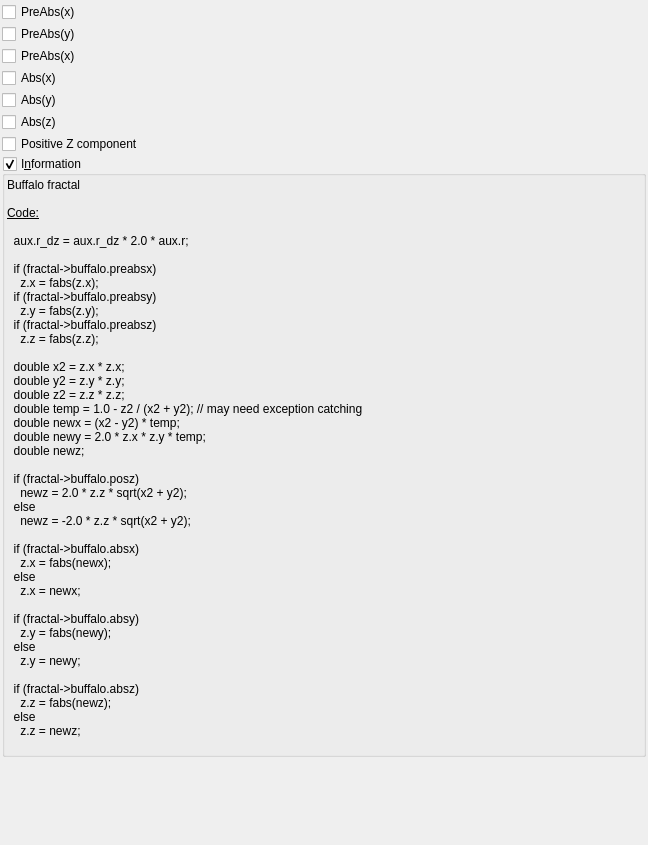
The window that mandelbulber2/qt_data/fractal_buffalo.ui (buddhi1980/mandelbulber2) describes before a commit, drawn with Qt 5.
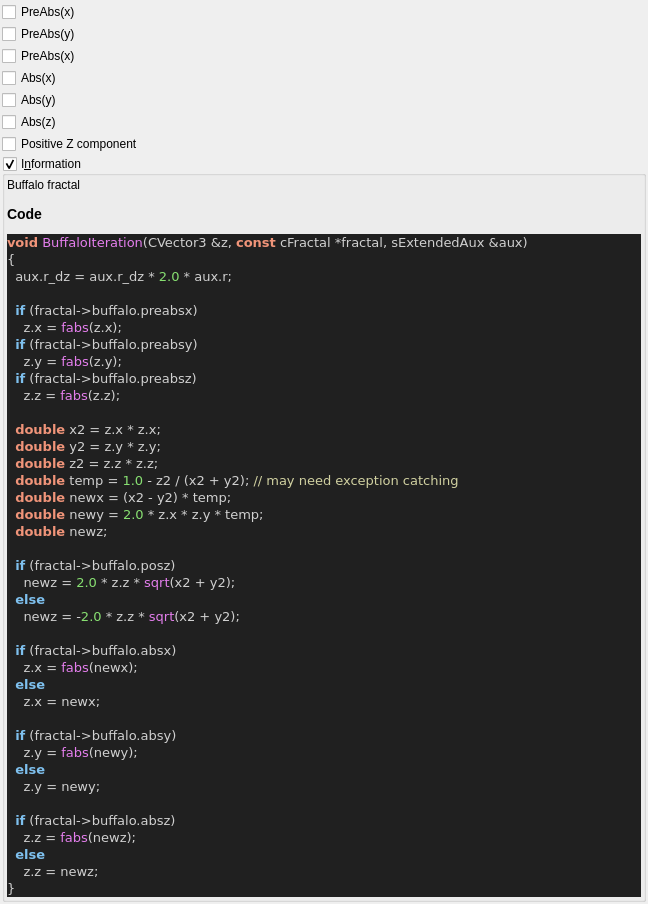
The same window after the commit. Custom widgets are drawn as their Qt base class.

```diff
--- a/mandelbulber2/qt_data/fractal_buffalo.ui
+++ b/mandelbulber2/qt_data/fractal_buffalo.ui
@@ -150,51 +150,60 @@
       <item>
        <widget class="QLabel" name="label_4">
         <property name="text">
-         <string>&lt;!DOCTYPE HTML PUBLIC &quot;-//W3C//DTD HTML 4.0//EN&quot; &quot;http://www.w3.org/TR/REC-html40/strict.dtd&quot;&gt;
-&lt;html&gt;&lt;head&gt;&lt;meta name=&quot;qrichtext&quot; content=&quot;1&quot; /&gt;&lt;style type=&quot;text/css&quot;&gt;
-p, li { white-space: pre-wrap; }
-&lt;/style&gt;&lt;/head&gt;&lt;body&gt;
-&lt;p style=&quot; margin-top:0px; margin-bottom:0px; margin-left:0px; margin-right:0px; -qt-block-indent:0; text-indent:0px;&quot;&gt;Buffalo fractal&lt;/p&gt;
-&lt;p style=&quot;-qt-paragraph-type:empty; margin-top:0px; margin-bottom:0px; margin-left:0px; margin-right:0px; -qt-block-indent:0; text-indent:0px;&quot;&gt;&lt;br /&gt;&lt;/p&gt;
-&lt;p style=&quot; margin-top:0px; margin-bottom:0px; margin-left:0px; margin-right:0px; -qt-block-indent:0; text-indent:0px;&quot;&gt;&lt;span style=&quot; text-decoration: underline;&quot;&gt;Code:&lt;/span&gt;&lt;/p&gt;
-&lt;p style=&quot;-qt-paragraph-type:empty; margin-top:0px; margin-bottom:0px; margin-left:0px; margin-right:0px; -qt-block-indent:0; text-indent:0px; text-decoration: underline;&quot;&gt;&lt;br /&gt;&lt;/p&gt;
-&lt;p style=&quot; margin-top:0px; margin-bottom:0px; margin-left:0px; margin-right:0px; -qt-block-indent:0; text-indent:0px;&quot;&gt;  aux.r_dz = aux.r_dz * 2.0 * aux.r;&lt;/p&gt;
-&lt;p style=&quot;-qt-paragraph-type:empty; margin-top:0px; margin-bottom:0px; margin-left:0px; margin-right:0px; -qt-block-indent:0; text-indent:0px;&quot;&gt;&lt;br /&gt;&lt;/p&gt;
-&lt;p style=&quot; margin-top:0px; margin-bottom:0px; margin-left:0px; margin-right:0px; -qt-block-indent:0; text-indent:0px;&quot;&gt;  if (fractal-&amp;gt;buffalo.preabsx)&lt;/p&gt;
-&lt;p style=&quot; margin-top:0px; margin-bottom:0px; margin-left:0px; margin-right:0px; -qt-block-indent:0; text-indent:0px;&quot;&gt;    z.x = fabs(z.x);&lt;/p&gt;
-&lt;p style=&quot; margin-top:0px; margin-bottom:0px; margin-left:0px; margin-right:0px; -qt-block-indent:0; text-indent:0px;&quot;&gt;  if (fractal-&amp;gt;buffalo.preabsy)&lt;/p&gt;
-&lt;p style=&quot; margin-top:0px; margin-bottom:0px; margin-left:0px; margin-right:0px; -qt-block-indent:0; text-indent:0px;&quot;&gt;    z.y = fabs(z.y);&lt;/p&gt;
-&lt;p style=&quot; margin-top:0px; margin-bottom:0px; margin-left:0px; margin-right:0px; -qt-block-indent:0; text-indent:0px;&quot;&gt;  if (fractal-&amp;gt;buffalo.preabsz)&lt;/p&gt;
-&lt;p style=&quot; margin-top:0px; margin-bottom:0px; margin-left:0px; margin-right:0px; -qt-block-indent:0; text-indent:0px;&quot;&gt;    z.z = fabs(z.z);&lt;/p&gt;
-&lt;p style=&quot;-qt-paragraph-type:empty; margin-top:0px; margin-bottom:0px; margin-left:0px; margin-right:0px; -qt-block-indent:0; text-indent:0px;&quot;&gt;&lt;br /&gt;&lt;/p&gt;
-&lt;p style=&quot; margin-top:0px; margin-bottom:0px; margin-left:0px; margin-right:0px; -qt-block-indent:0; text-indent:0px;&quot;&gt;  double x2 = z.x * z.x;&lt;/p&gt;
-&lt;p style=&quot; margin-top:0px; margin-bottom:0px; margin-left:0px; margin-right:0px; -qt-block-indent:0; text-indent:0px;&quot;&gt;  double y2 = z.y * z.y;&lt;/p&gt;
-&lt;p style=&quot; margin-top:0px; margin-bottom:0px; margin-left:0px; margin-right:0px; -qt-block-indent:0; text-indent:0px;&quot;&gt;  double z2 = z.z * z.z;&lt;/p&gt;
-&lt;p style=&quot; margin-top:0px; margin-bottom:0px; margin-left:0px; margin-right:0px; -qt-block-indent:0; text-indent:0px;&quot;&gt;  double temp = 1.0 - z2 / (x2 + y2); // may need exception catching&lt;/p&gt;
-&lt;p style=&quot; margin-top:0px; margin-bottom:0px; margin-left:0px; margin-right:0px; -qt-block-indent:0; text-indent:0px;&quot;&gt;  double newx = (x2 - y2) * temp;&lt;/p&gt;
-&lt;p style=&quot; margin-top:0px; margin-bottom:0px; margin-left:0px; margin-right:0px; -qt-block-indent:0; text-indent:0px;&quot;&gt;  double newy = 2.0 * z.x * z.y * temp;&lt;/p&gt;
-&lt;p style=&quot; margin-top:0px; margin-bottom:0px; margin-left:0px; margin-right:0px; -qt-block-indent:0; text-indent:0px;&quot;&gt;  double newz;&lt;/p&gt;
-&lt;p style=&quot; margin-top:0px; margin-bottom:0px; margin-left:0px; margin-right:0px; -qt-block-indent:0; text-indent:0px;&quot;&gt;  &lt;/p&gt;
-&lt;p style=&quot; margin-top:0px; margin-bottom:0px; margin-left:0px; margin-right:0px; -qt-block-indent:0; text-indent:0px;&quot;&gt;  if (fractal-&amp;gt;buffalo.posz)&lt;/p&gt;
-&lt;p style=&quot; margin-top:0px; margin-bottom:0px; margin-left:0px; margin-right:0px; -qt-block-indent:0; text-indent:0px;&quot;&gt;    newz = 2.0 * z.z * sqrt(x2 + y2);&lt;/p&gt;
-&lt;p style=&quot; margin-top:0px; margin-bottom:0px; margin-left:0px; margin-right:0px; -qt-block-indent:0; text-indent:0px;&quot;&gt;  else&lt;/p&gt;
-&lt;p style=&quot; margin-top:0px; margin-bottom:0px; margin-left:0px; margin-right:0px; -qt-block-indent:0; text-indent:0px;&quot;&gt;    newz = -2.0 * z.z * sqrt(x2 + y2);&lt;/p&gt;
-&lt;p style=&quot; margin-top:0px; margin-bottom:0px; margin-left:0px; margin-right:0px; -qt-block-indent:0; text-indent:0px;&quot;&gt;  &lt;/p&gt;
-&lt;p style=&quot; margin-top:0px; margin-bottom:0px; margin-left:0px; margin-right:0px; -qt-block-indent:0; text-indent:0px;&quot;&gt;  if (fractal-&amp;gt;buffalo.absx)&lt;/p&gt;
-&lt;p style=&quot; margin-top:0px; margin-bottom:0px; margin-left:0px; margin-right:0px; -qt-block-indent:0; text-indent:0px;&quot;&gt;    z.x = fabs(newx);&lt;/p&gt;
-&lt;p style=&quot; margin-top:0px; margin-bottom:0px; margin-left:0px; margin-right:0px; -qt-block-indent:0; text-indent:0px;&quot;&gt;  else&lt;/p&gt;
-&lt;p style=&quot; margin-top:0px; margin-bottom:0px; margin-left:0px; margin-right:0px; -qt-block-indent:0; text-indent:0px;&quot;&gt;    z.x = newx;&lt;/p&gt;
-&lt;p style=&quot;-qt-paragraph-type:empty; margin-top:0px; margin-bottom:0px; margin-left:0px; margin-right:0px; -qt-block-indent:0; text-indent:0px;&quot;&gt;&lt;br /&gt;&lt;/p&gt;
-&lt;p style=&quot; margin-top:0px; margin-bottom:0px; margin-left:0px; margin-right:0px; -qt-block-indent:0; text-indent:0px;&quot;&gt;  if (fractal-&amp;gt;buffalo.absy)&lt;/p&gt;
-&lt;p style=&quot; margin-top:0px; margin-bottom:0px; margin-left:0px; margin-right:0px; -qt-block-indent:0; text-indent:0px;&quot;&gt;    z.y = fabs(newy);&lt;/p&gt;
-&lt;p style=&quot; margin-top:0px; margin-bottom:0px; margin-left:0px; margin-right:0px; -qt-block-indent:0; text-indent:0px;&quot;&gt;  else&lt;/p&gt;
-&lt;p style=&quot; margin-top:0px; margin-bottom:0px; margin-left:0px; margin-right:0px; -qt-block-indent:0; text-indent:0px;&quot;&gt;    z.y = newy;&lt;/p&gt;
-&lt;p style=&quot;-qt-paragraph-type:empty; margin-top:0px; margin-bottom:0px; margin-left:0px; margin-right:0px; -qt-block-indent:0; text-indent:0px;&quot;&gt;&lt;br /&gt;&lt;/p&gt;
-&lt;p style=&quot; margin-top:0px; margin-bottom:0px; margin-left:0px; margin-right:0px; -qt-block-indent:0; text-indent:0px;&quot;&gt;  if (fractal-&amp;gt;buffalo.absz)&lt;/p&gt;
-&lt;p style=&quot; margin-top:0px; margin-bottom:0px; margin-left:0px; margin-right:0px; -qt-block-indent:0; text-indent:0px;&quot;&gt;    z.z = fabs(newz);&lt;/p&gt;
-&lt;p style=&quot; margin-top:0px; margin-bottom:0px; margin-left:0px; margin-right:0px; -qt-block-indent:0; text-indent:0px;&quot;&gt;  else&lt;/p&gt;
-&lt;p style=&quot; margin-top:0px; margin-bottom:0px; margin-left:0px; margin-right:0px; -qt-block-indent:0; text-indent:0px;&quot;&gt;    z.z = newz;&lt;/p&gt;
-&lt;p style=&quot;-qt-paragraph-type:empty; margin-top:0px; margin-bottom:0px; margin-left:0px; margin-right:0px; -qt-block-indent:0; text-indent:0px;&quot;&gt;&lt;br /&gt;&lt;/p&gt;&lt;/body&gt;&lt;/html&gt;</string>
+         <string>&lt;p&gt;Buffalo fractal&lt;/p&gt;&lt;table&gt;
+&lt;/table&gt;
+&lt;h3&gt;Code&lt;/h3&gt;
+&lt;!DOCTYPE HTML PUBLIC &quot;-//W3C//DTD HTML 4.0 Transitional//EN&quot;&gt;
+&lt;html&gt;
+&lt;head&gt;
+&lt;meta http-equiv=&quot;content-type&quot; content=&quot;text/html; charset=ISO-8859-1&quot;&gt;
+&lt;title&gt;Source file&lt;/title&gt;
+&lt;/head&gt;
+&lt;body style=&quot;background-color:#202020&quot;&gt;
+&lt;pre style=&quot;color:#d0d0d0; background-color:#202020; font-size:10pt; font-family:'Courier New';&quot;&gt;&lt;span style=&quot;color:#f09479; font-weight:bold&quot;&gt;void&lt;/span&gt; &lt;span style=&quot;color:#e47eed&quot;&gt;BuffaloIteration&lt;/span&gt;&lt;span style=&quot;color:#d0d0d0&quot;&gt;(&lt;/span&gt;CVector3 &lt;span style=&quot;color:#d0d0d0&quot;&gt;&amp;amp;&lt;/span&gt;z&lt;span style=&quot;color:#d0d0d0&quot;&gt;,&lt;/span&gt; &lt;span style=&quot;color:#f09479; font-weight:bold&quot;&gt;const&lt;/span&gt; cFractal &lt;span style=&quot;color:#d0d0d0&quot;&gt;*&lt;/span&gt;fractal&lt;span style=&quot;color:#d0d0d0&quot;&gt;,&lt;/span&gt; sExtendedAux &lt;span style=&quot;color:#d0d0d0&quot;&gt;&amp;amp;&lt;/span&gt;aux&lt;span style=&quot;color:#d0d0d0&quot;&gt;)&lt;/span&gt;
+&lt;span style=&quot;color:#d0d0d0&quot;&gt;{&lt;/span&gt;
+  aux&lt;span style=&quot;color:#d0d0d0&quot;&gt;.&lt;/span&gt;r_dz &lt;span style=&quot;color:#d0d0d0&quot;&gt;=&lt;/span&gt; aux&lt;span style=&quot;color:#d0d0d0&quot;&gt;.&lt;/span&gt;r_dz &lt;span style=&quot;color:#d0d0d0&quot;&gt;*&lt;/span&gt; &lt;span style=&quot;color:#87df71&quot;&gt;2.0&lt;/span&gt; &lt;span style=&quot;color:#d0d0d0&quot;&gt;*&lt;/span&gt; aux&lt;span style=&quot;color:#d0d0d0&quot;&gt;.&lt;/span&gt;r&lt;span style=&quot;color:#d0d0d0&quot;&gt;;&lt;/span&gt;
+
+  &lt;span style=&quot;color:#7ec0ee; font-weight:bold&quot;&gt;if&lt;/span&gt; &lt;span style=&quot;color:#d0d0d0&quot;&gt;(&lt;/span&gt;fractal&lt;span style=&quot;color:#d0d0d0&quot;&gt;-&amp;gt;&lt;/span&gt;buffalo&lt;span style=&quot;color:#d0d0d0&quot;&gt;.&lt;/span&gt;preabsx&lt;span style=&quot;color:#d0d0d0&quot;&gt;)&lt;/span&gt;
+    z&lt;span style=&quot;color:#d0d0d0&quot;&gt;.&lt;/span&gt;x &lt;span style=&quot;color:#d0d0d0&quot;&gt;=&lt;/span&gt; &lt;span style=&quot;color:#e47eed&quot;&gt;fabs&lt;/span&gt;&lt;span style=&quot;color:#d0d0d0&quot;&gt;(&lt;/span&gt;z&lt;span style=&quot;color:#d0d0d0&quot;&gt;.&lt;/span&gt;x&lt;span style=&quot;color:#d0d0d0&quot;&gt;);&lt;/span&gt;
+  &lt;span style=&quot;color:#7ec0ee; font-weight:bold&quot;&gt;if&lt;/span&gt; &lt;span style=&quot;color:#d0d0d0&quot;&gt;(&lt;/span&gt;fractal&lt;span style=&quot;color:#d0d0d0&quot;&gt;-&amp;gt;&lt;/span&gt;buffalo&lt;span style=&quot;color:#d0d0d0&quot;&gt;.&lt;/span&gt;preabsy&lt;span style=&quot;color:#d0d0d0&quot;&gt;)&lt;/span&gt;
+    z&lt;span style=&quot;color:#d0d0d0&quot;&gt;.&lt;/span&gt;y &lt;span style=&quot;color:#d0d0d0&quot;&gt;=&lt;/span&gt; &lt;span style=&quot;color:#e47eed&quot;&gt;fabs&lt;/span&gt;&lt;span style=&quot;color:#d0d0d0&quot;&gt;(&lt;/span&gt;z&lt;span style=&quot;color:#d0d0d0&quot;&gt;.&lt;/span&gt;y&lt;span style=&quot;color:#d0d0d0&quot;&gt;);&lt;/span&gt;
+  &lt;span style=&quot;color:#7ec0ee; font-weight:bold&quot;&gt;if&lt;/span&gt; &lt;span style=&quot;color:#d0d0d0&quot;&gt;(&lt;/span&gt;fractal&lt;span style=&quot;color:#d0d0d0&quot;&gt;-&amp;gt;&lt;/span&gt;buffalo&lt;span style=&quot;color:#d0d0d0&quot;&gt;.&lt;/span&gt;preabsz&lt;span style=&quot;color:#d0d0d0&quot;&gt;)&lt;/span&gt;
+    z&lt;span style=&quot;color:#d0d0d0&quot;&gt;.&lt;/span&gt;z &lt;span style=&quot;color:#d0d0d0&quot;&gt;=&lt;/span&gt; &lt;span style=&quot;color:#e47eed&quot;&gt;fabs&lt;/span&gt;&lt;span style=&quot;color:#d0d0d0&quot;&gt;(&lt;/span&gt;z&lt;span style=&quot;color:#d0d0d0&quot;&gt;.&lt;/span&gt;z&lt;span style=&quot;color:#d0d0d0&quot;&gt;);&lt;/span&gt;
+
+  &lt;span style=&quot;color:#f09479; font-weight:bold&quot;&gt;double&lt;/span&gt; x2 &lt;span style=&quot;color:#d0d0d0&quot;&gt;=&lt;/span&gt; z&lt;span style=&quot;color:#d0d0d0&quot;&gt;.&lt;/span&gt;x &lt;span style=&quot;color:#d0d0d0&quot;&gt;*&lt;/span&gt; z&lt;span style=&quot;color:#d0d0d0&quot;&gt;.&lt;/span&gt;x&lt;span style=&quot;color:#d0d0d0&quot;&gt;;&lt;/span&gt;
+  &lt;span style=&quot;color:#f09479; font-weight:bold&quot;&gt;double&lt;/span&gt; y2 &lt;span style=&quot;color:#d0d0d0&quot;&gt;=&lt;/span&gt; z&lt;span style=&quot;color:#d0d0d0&quot;&gt;.&lt;/span&gt;y &lt;span style=&quot;color:#d0d0d0&quot;&gt;*&lt;/span&gt; z&lt;span style=&quot;color:#d0d0d0&quot;&gt;.&lt;/span&gt;y&lt;span style=&quot;color:#d0d0d0&quot;&gt;;&lt;/span&gt;
+  &lt;span style=&quot;color:#f09479; font-weight:bold&quot;&gt;double&lt;/span&gt; z2 &lt;span style=&quot;color:#d0d0d0&quot;&gt;=&lt;/span&gt; z&lt;span style=&quot;color:#d0d0d0&quot;&gt;.&lt;/span&gt;z &lt;span style=&quot;color:#d0d0d0&quot;&gt;*&lt;/span&gt; z&lt;span style=&quot;color:#d0d0d0&quot;&gt;.&lt;/span&gt;z&lt;span style=&quot;color:#d0d0d0&quot;&gt;;&lt;/span&gt;
+  &lt;span style=&quot;color:#f09479; font-weight:bold&quot;&gt;double&lt;/span&gt; temp &lt;span style=&quot;color:#d0d0d0&quot;&gt;=&lt;/span&gt; &lt;span style=&quot;color:#87df71&quot;&gt;1.0&lt;/span&gt; &lt;span style=&quot;color:#d0d0d0&quot;&gt;-&lt;/span&gt; z2 &lt;span style=&quot;color:#d0d0d0&quot;&gt;/ (&lt;/span&gt;x2 &lt;span style=&quot;color:#d0d0d0&quot;&gt;+&lt;/span&gt; y2&lt;span style=&quot;color:#d0d0d0&quot;&gt;);&lt;/span&gt; &lt;span style=&quot;color:#d0d0a0&quot;&gt;// may need exception catching&lt;/span&gt;
+  &lt;span style=&quot;color:#f09479; font-weight:bold&quot;&gt;double&lt;/span&gt; newx &lt;span style=&quot;color:#d0d0d0&quot;&gt;= (&lt;/span&gt;x2 &lt;span style=&quot;color:#d0d0d0&quot;&gt;-&lt;/span&gt; y2&lt;span style=&quot;color:#d0d0d0&quot;&gt;) *&lt;/span&gt; temp&lt;span style=&quot;color:#d0d0d0&quot;&gt;;&lt;/span&gt;
+  &lt;span style=&quot;color:#f09479; font-weight:bold&quot;&gt;double&lt;/span&gt; newy &lt;span style=&quot;color:#d0d0d0&quot;&gt;=&lt;/span&gt; &lt;span style=&quot;color:#87df71&quot;&gt;2.0&lt;/span&gt; &lt;span style=&quot;color:#d0d0d0&quot;&gt;*&lt;/span&gt; z&lt;span style=&quot;color:#d0d0d0&quot;&gt;.&lt;/span&gt;x &lt;span style=&quot;color:#d0d0d0&quot;&gt;*&lt;/span&gt; z&lt;span style=&quot;color:#d0d0d0&quot;&gt;.&lt;/span&gt;y &lt;span style=&quot;color:#d0d0d0&quot;&gt;*&lt;/span&gt; temp&lt;span style=&quot;color:#d0d0d0&quot;&gt;;&lt;/span&gt;
+  &lt;span style=&quot;color:#f09479; font-weight:bold&quot;&gt;double&lt;/span&gt; newz&lt;span style=&quot;color:#d0d0d0&quot;&gt;;&lt;/span&gt;
+
+  &lt;span style=&quot;color:#7ec0ee; font-weight:bold&quot;&gt;if&lt;/span&gt; &lt;span style=&quot;color:#d0d0d0&quot;&gt;(&lt;/span&gt;fractal&lt;span style=&quot;color:#d0d0d0&quot;&gt;-&amp;gt;&lt;/span&gt;buffalo&lt;span style=&quot;color:#d0d0d0&quot;&gt;.&lt;/span&gt;posz&lt;span style=&quot;color:#d0d0d0&quot;&gt;)&lt;/span&gt;
+    newz &lt;span style=&quot;color:#d0d0d0&quot;&gt;=&lt;/span&gt; &lt;span style=&quot;color:#87df71&quot;&gt;2.0&lt;/span&gt; &lt;span style=&quot;color:#d0d0d0&quot;&gt;*&lt;/span&gt; z&lt;span style=&quot;color:#d0d0d0&quot;&gt;.&lt;/span&gt;z &lt;span style=&quot;color:#d0d0d0&quot;&gt;*&lt;/span&gt; &lt;span style=&quot;color:#e47eed&quot;&gt;sqrt&lt;/span&gt;&lt;span style=&quot;color:#d0d0d0&quot;&gt;(&lt;/span&gt;x2 &lt;span style=&quot;color:#d0d0d0&quot;&gt;+&lt;/span&gt; y2&lt;span style=&quot;color:#d0d0d0&quot;&gt;);&lt;/span&gt;
+  &lt;span style=&quot;color:#7ec0ee; font-weight:bold&quot;&gt;else&lt;/span&gt;
+    newz &lt;span style=&quot;color:#d0d0d0&quot;&gt;= -&lt;/span&gt;&lt;span style=&quot;color:#87df71&quot;&gt;2.0&lt;/span&gt; &lt;span style=&quot;color:#d0d0d0&quot;&gt;*&lt;/span&gt; z&lt;span style=&quot;color:#d0d0d0&quot;&gt;.&lt;/span&gt;z &lt;span style=&quot;color:#d0d0d0&quot;&gt;*&lt;/span&gt; &lt;span style=&quot;color:#e47eed&quot;&gt;sqrt&lt;/span&gt;&lt;span style=&quot;color:#d0d0d0&quot;&gt;(&lt;/span&gt;x2 &lt;span style=&quot;color:#d0d0d0&quot;&gt;+&lt;/span&gt; y2&lt;span style=&quot;color:#d0d0d0&quot;&gt;);&lt;/span&gt;
+
+  &lt;span style=&quot;color:#7ec0ee; font-weight:bold&quot;&gt;if&lt;/span&gt; &lt;span style=&quot;color:#d0d0d0&quot;&gt;(&lt;/span&gt;fractal&lt;span style=&quot;color:#d0d0d0&quot;&gt;-&amp;gt;&lt;/span&gt;buffalo&lt;span style=&quot;color:#d0d0d0&quot;&gt;.&lt;/span&gt;absx&lt;span style=&quot;color:#d0d0d0&quot;&gt;)&lt;/span&gt;
+    z&lt;span style=&quot;color:#d0d0d0&quot;&gt;.&lt;/span&gt;x &lt;span style=&quot;color:#d0d0d0&quot;&gt;=&lt;/span&gt; &lt;span style=&quot;color:#e47eed&quot;&gt;fabs&lt;/span&gt;&lt;span style=&quot;color:#d0d0d0&quot;&gt;(&lt;/span&gt;newx&lt;span style=&quot;color:#d0d0d0&quot;&gt;);&lt;/span&gt;
+  &lt;span style=&quot;color:#7ec0ee; font-weight:bold&quot;&gt;else&lt;/span&gt;
+    z&lt;span style=&quot;color:#d0d0d0&quot;&gt;.&lt;/span&gt;x &lt;span style=&quot;color:#d0d0d0&quot;&gt;=&lt;/span&gt; newx&lt;span style=&quot;color:#d0d0d0&quot;&gt;;&lt;/span&gt;
+
+  &lt;span style=&quot;color:#7ec0ee; font-weight:bold&quot;&gt;if&lt;/span&gt; &lt;span style=&quot;color:#d0d0d0&quot;&gt;(&lt;/span&gt;fractal&lt;span style=&quot;color:#d0d0d0&quot;&gt;-&amp;gt;&lt;/span&gt;buffalo&lt;span style=&quot;color:#d0d0d0&quot;&gt;.&lt;/span&gt;absy&lt;span style=&quot;color:#d0d0d0&quot;&gt;)&lt;/span&gt;
+    z&lt;span style=&quot;color:#d0d0d0&quot;&gt;.&lt;/span&gt;y &lt;span style=&quot;color:#d0d0d0&quot;&gt;=&lt;/span&gt; &lt;span style=&quot;color:#e47eed&quot;&gt;fabs&lt;/span&gt;&lt;span style=&quot;color:#d0d0d0&quot;&gt;(&lt;/span&gt;newy&lt;span style=&quot;color:#d0d0d0&quot;&gt;);&lt;/span&gt;
+  &lt;span style=&quot;color:#7ec0ee; font-weight:bold&quot;&gt;else&lt;/span&gt;
+    z&lt;span style=&quot;color:#d0d0d0&quot;&gt;.&lt;/span&gt;y &lt;span style=&quot;color:#d0d0d0&quot;&gt;=&lt;/span&gt; newy&lt;span style=&quot;color:#d0d0d0&quot;&gt;;&lt;/span&gt;
+
+  &lt;span style=&quot;color:#7ec0ee; font-weight:bold&quot;&gt;if&lt;/span&gt; &lt;span style=&quot;color:#d0d0d0&quot;&gt;(&lt;/span&gt;fractal&lt;span style=&quot;color:#d0d0d0&quot;&gt;-&amp;gt;&lt;/span&gt;buffalo&lt;span style=&quot;color:#d0d0d0&quot;&gt;.&lt;/span&gt;absz&lt;span style=&quot;color:#d0d0d0&quot;&gt;)&lt;/span&gt;
+    z&lt;span style=&quot;color:#d0d0d0&quot;&gt;.&lt;/span&gt;z &lt;span style=&quot;color:#d0d0d0&quot;&gt;=&lt;/span&gt; &lt;span style=&quot;color:#e47eed&quot;&gt;fabs&lt;/span&gt;&lt;span style=&quot;color:#d0d0d0&quot;&gt;(&lt;/span&gt;newz&lt;span style=&quot;color:#d0d0d0&quot;&gt;);&lt;/span&gt;
+  &lt;span style=&quot;color:#7ec0ee; font-weight:bold&quot;&gt;else&lt;/span&gt;
+    z&lt;span style=&quot;color:#d0d0d0&quot;&gt;.&lt;/span&gt;z &lt;span style=&quot;color:#d0d0d0&quot;&gt;=&lt;/span&gt; newz&lt;span style=&quot;color:#d0d0d0&quot;&gt;;&lt;/span&gt;
+&lt;span style=&quot;color:#d0d0d0&quot;&gt;}&lt;/span&gt;
+&lt;/pre&gt;
+&lt;/body&gt;
+&lt;/html&gt;
+&lt;!--HTML generated by highlight 3.9, http://www.andre-simon.de/--&gt;
+</string>
         </property>
         <property name="wordWrap">
          <bool>true</bool>
```
Left out of the diff: 2 changed lines with no effect on the pictures.
